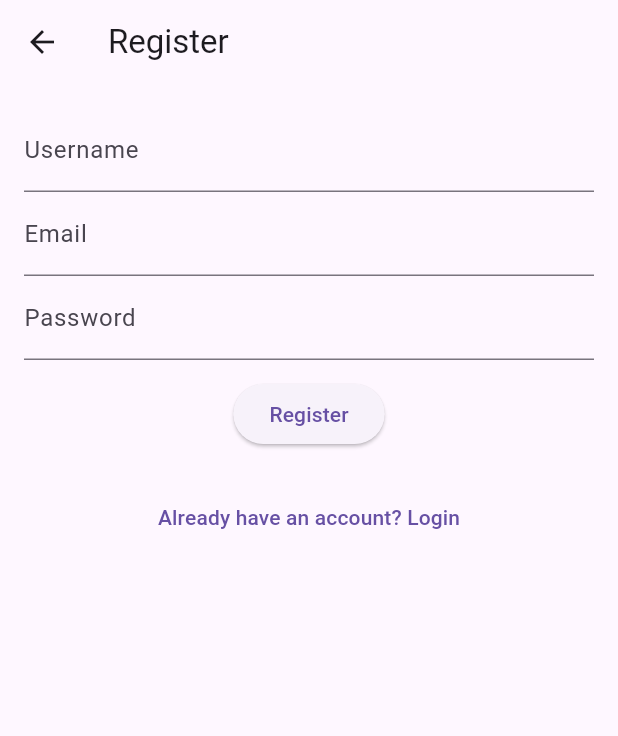
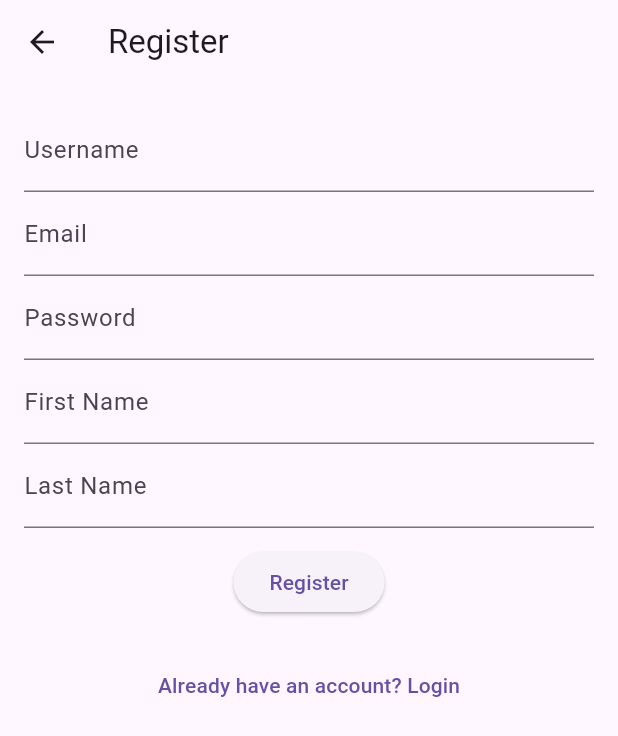
Before and after one commit to ericthegeorge/FootballTracker, a Flutter app: the RegisterScreen screen opened by its route, after a tap on "Register", on a phone screen of 412 x 824 dp. Shown: the top 736 px of the screen. Run offline on Flutter 3.47's test engine with Material 3 defaults, Android fonts, the phone set to English and light mode, and no system bars; network calls fail.

Commit message:
added name to registration

```diff
--- a/frontend/lib/screens/register_screen.dart
+++ b/frontend/lib/screens/register_screen.dart
@@ -15,6 +15,9 @@
   final usernameController = TextEditingController();
   final emailController = TextEditingController();
   final passwordController = TextEditingController();
+  final firstNameController = TextEditingController();
+  final lastNameController = TextEditingController();
+
   String error = '';
 
   void registerUser() async {
@@ -22,6 +25,8 @@
       usernameController.text,
       emailController.text,
       passwordController.text,
+      firstNameController.text,
+      lastNameController.text,
     );
     print("Status code: ${response.statusCode}");
     print("Body: ${response.body}");
@@ -76,6 +81,15 @@
               obscureText: true,
               decoration: const InputDecoration(labelText: 'Password'),
             ),
+            TextFormField(
+              controller: firstNameController,
+              decoration: InputDecoration(labelText: 'First Name'),
+            ),
+
+            TextFormField(
+              controller: lastNameController,
+              decoration: InputDecoration(labelText: 'Last Name'),
+            ),
             const SizedBox(height: 12),
             ElevatedButton(
               onPressed: registerUser,
--- a/frontend/lib/services/auth_service.dart
+++ b/frontend/lib/services/auth_service.dart
@@ -1,5 +1,5 @@
 import 'dart:convert';
-import 'dart:developer';
+// import 'dart:developer';
 import 'package:http/http.dart' as http;
 
 class AuthService {
@@ -17,10 +17,12 @@
     String username,
     String email,
     String password,
+    String firstname,
+    String lastname,
   ) {
-    print(
-      jsonEncode({'username': username, 'email': email, 'password': password}),
-    );
+    // print(
+    //   jsonEncode({'username': username, 'email': email, 'password': password}),
+    // );
     return http.post(
       Uri.parse('$baseUrl/register/'),
       headers: {'Content-Type': 'application/json'},
@@ -28,6 +30,8 @@
         'username': username,
         'email': email,
         'password': password,
+        'first_name': firstname,
+        'last_name': lastname,
       }),
     );
   }
```
Also changed, not shown: 1 other file.
